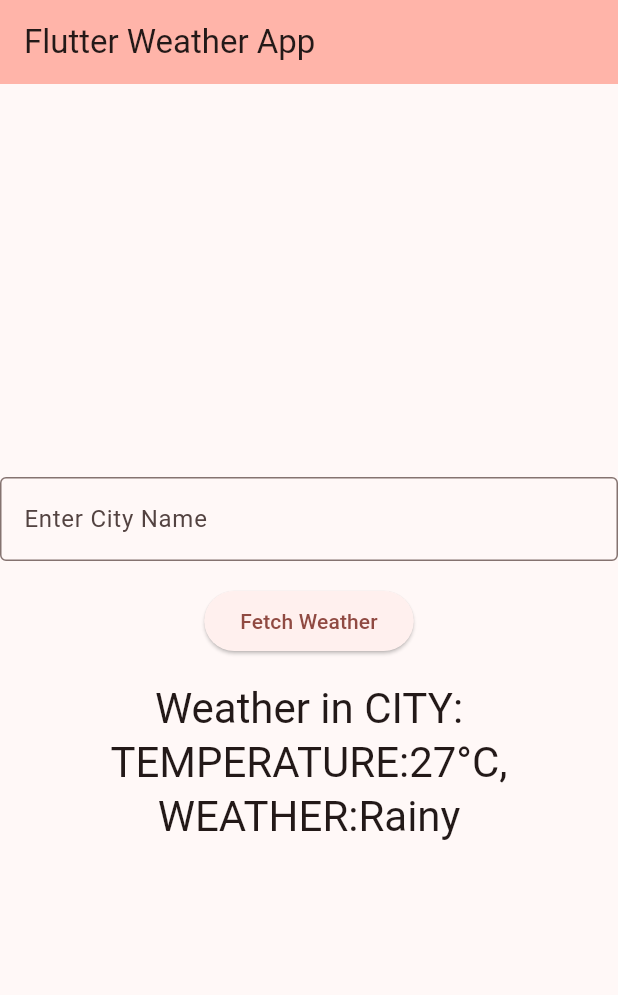
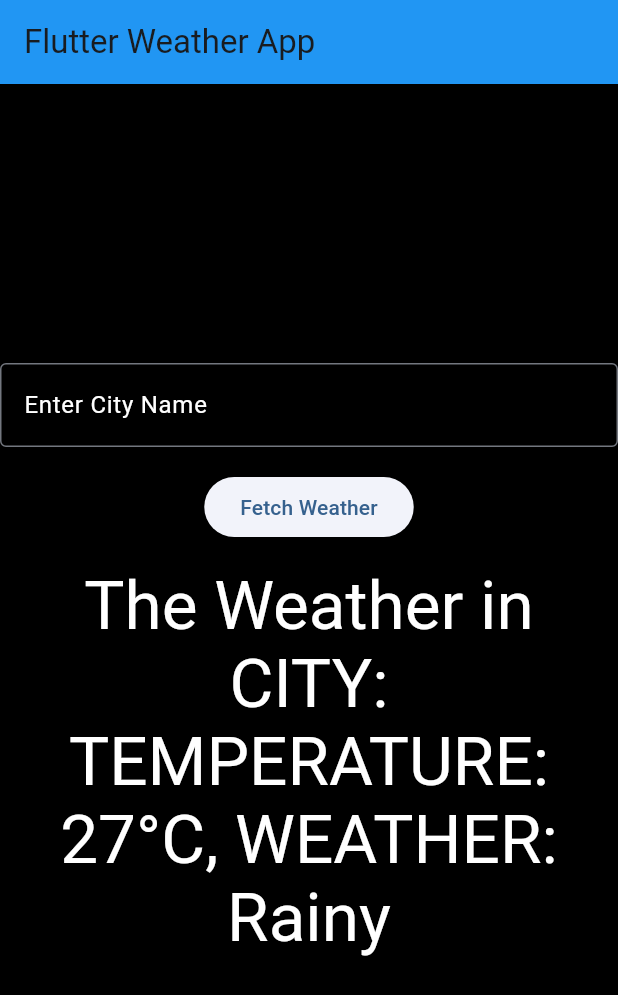
Before and after one commit to JohnPhamMobileApp/weather_info_app, a Flutter app: the screen it shows after launch, after a tap on "Fetch Weather", on a phone screen of 412 x 824 dp. Shown: the top 995 px of the screen. Run offline on Flutter 3.47's test engine with Material 3 defaults, Android fonts, the phone set to English and light mode, and no system bars.

Commit message:
Displayed simulated weather informationFinal testing and adjustments

```diff
--- a/lib/main.dart
+++ b/lib/main.dart
@@ -1,4 +1,4 @@
-import 'dart:math'; //library for the random weather degrees
+import 'dart:math'; // Library for random weather degrees
 import 'package:flutter/material.dart';
 
 void main() {
@@ -13,7 +13,16 @@ class MyApp extends StatelessWidget {
     return MaterialApp(
       title: 'Flutter Weather App',
       theme: ThemeData(
-        colorScheme: ColorScheme.fromSeed(seedColor: Colors.red),
+        colorScheme: ColorScheme.fromSeed(seedColor: Colors.blue), // Set color to blue
+        scaffoldBackgroundColor: Colors.black, // Black background
+        appBarTheme: AppBarTheme(
+          backgroundColor: Colors.blue, // Blue app bar
+        ),
+        textTheme: TextTheme(
+          bodyMedium: TextStyle(color: Colors.white), // Default body text color
+          bodySmall: TextStyle(color: Colors.white), // Additional body text style
+          displayMedium: TextStyle(color: Colors.white), // Headline text color
+        ),
         useMaterial3: true,
       ),
       home: const MyHomePage(title: 'Flutter Weather App'),
@@ -37,7 +46,7 @@ class _MyHomePageState extends State<MyHomePage> {
   final TextEditingController _controller = TextEditingController();
   final Random _random = Random();
 
-  // Simulate fetching weather data
+  // Simulate weather forecast
   void _fetchWeather() {
     setState(() {
       _cityName = _controller.text;
@@ -50,7 +59,7 @@ class _MyHomePageState extends State<MyHomePage> {
       String weatherCondition = conditions[_random.nextInt(conditions.length)];
 
       // Update weather data string
-      _weatherData = 'Weather in CITY:$_cityName TEMPERATURE:$temperature°C, WEATHER:$weatherCondition';
+      _weatherData = 'The Weather in CITY: $_cityName TEMPERATURE: $temperature°C, WEATHER: $weatherCondition';
     });
   }
 
@@ -58,7 +67,6 @@ class _MyHomePageState extends State<MyHomePage> {
   Widget build(BuildContext context) {
     return Scaffold(
       appBar: AppBar(
-        backgroundColor: Theme.of(context).colorScheme.inversePrimary,
         title: Text(widget.title),
       ),
       body: Center(
@@ -67,9 +75,13 @@ class _MyHomePageState extends State<MyHomePage> {
           children: <Widget>[
             TextField(
               controller: _controller,
+              style: TextStyle(color: Colors.white), // Text color in TextField
               decoration: InputDecoration(
                 labelText: 'Enter City Name',
-                border: OutlineInputBorder(),
+                labelStyle: TextStyle(color: Colors.white), // Label color
+                border: OutlineInputBorder(
+                  borderSide: BorderSide(color: Colors.white), // Border color
+                ),
               ),
             ),
             const SizedBox(height: 16),
@@ -78,10 +90,10 @@ class _MyHomePageState extends State<MyHomePage> {
               child: const Text('Fetch Weather'),
             ),
             const SizedBox(height: 16),
-            // Display the simulated weather information
+            // Display the weather information
             Text(
               _weatherData,
-              style: Theme.of(context).textTheme.headlineMedium,
+              style: Theme.of(context).textTheme.displayMedium,
               textAlign: TextAlign.center,
             ),
           ],
```
